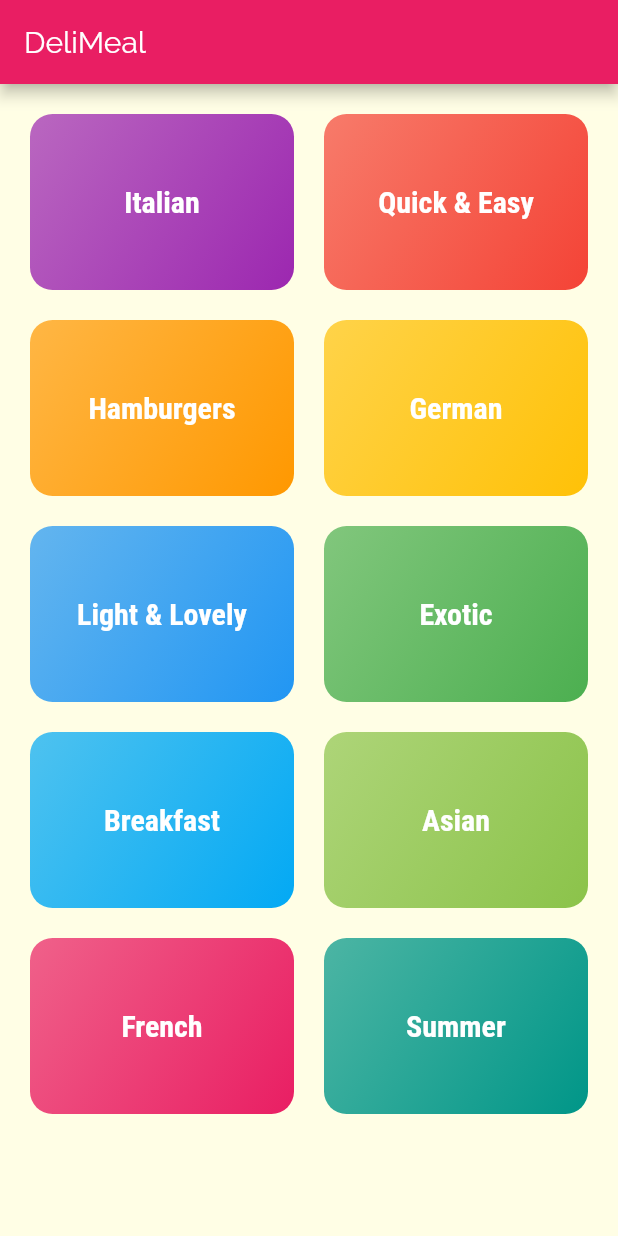
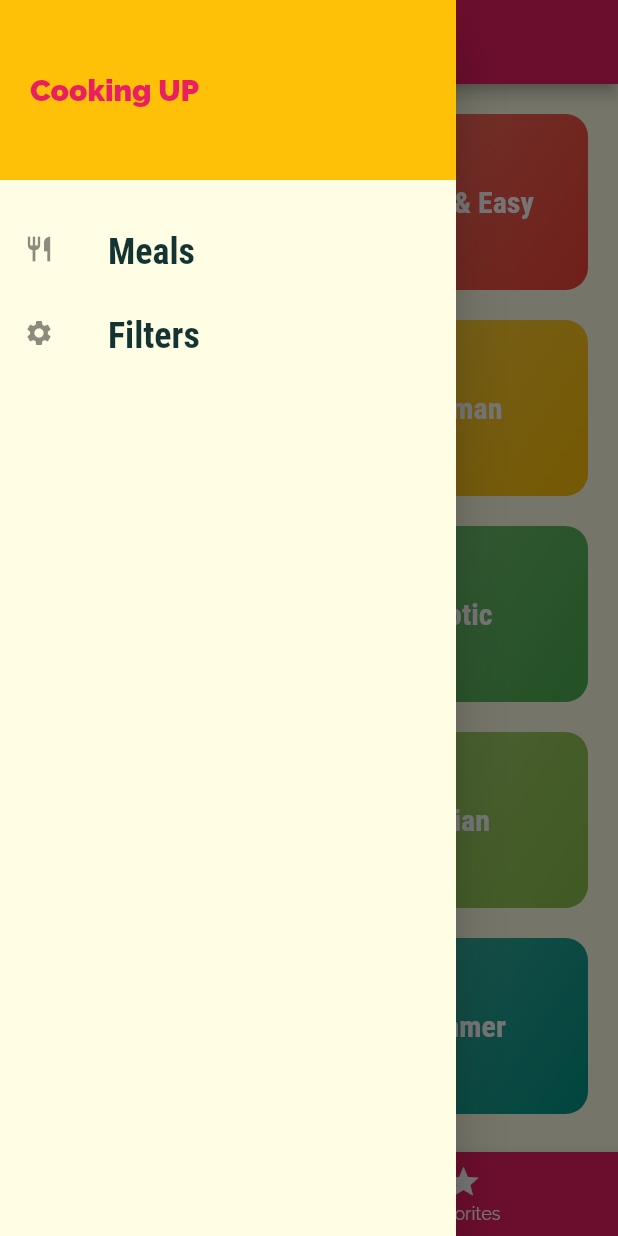
Before and after one commit to Mouhamed-SECK/meals-app, a Flutter app: the screen it shows after launch, with the side drawer open (before the commit the screen has no drawer), on a phone screen of 412 x 824 dp. Run offline on Flutter 3.47's test engine with Material 2 defaults, Android fonts, the phone set to English and light mode, and no system bars; missing offline and left inert: enum_to_string.

Commit message:
feat: add drawer and tabs screen

```diff
--- a/lib/main.dart
+++ b/lib/main.dart
@@ -1,8 +1,10 @@
 import 'package:flutter/material.dart';
 import 'package:meals_app/screens/meal_detail_srceen.dart';
 
+import './screens/tabs_screen.dart';
 import './screens/categories_screen.dart';
 import './screens/category_meals_screen.dart';
+import 'screens/filter_screen.dart';
 
 void main() {
   runApp(MyApp());
@@ -36,9 +38,10 @@ class MyApp extends StatelessWidget {
       // home: CategoriesScreen(),
 
       routes: {
-        '/': (ctx) => CategoriesScreen(),
+        '/': (ctx) => TabsScreen(),
         CategoryMealsScreen.routeName: (ctx) => CategoryMealsScreen(),
         MealDetailScren.routeName: (ctx) => MealDetailScren(),
+        FilterScreen.routeName: (ctx) => FilterScreen(),
       },
       onUnknownRoute: (settings) {
         return MaterialPageRoute(builder: (ctx) => CategoriesScreen());
--- a/lib/screens/categories_screen.dart
+++ b/lib/screens/categories_screen.dart
@@ -9,11 +9,7 @@ class CategoriesScreen extends StatelessWidget {
 
   @override
   Widget build(BuildContext context) {
-    return Scaffold(
-      appBar: AppBar(
-        title: const Text('DeliMeal'),
-      ),
-      body: GridView(
+    return GridView(
       padding: const EdgeInsets.all(20),
       children: DUMMY_CATEGORIES
           .map((catData) =>
@@ -25,7 +21,6 @@ class CategoriesScreen extends StatelessWidget {
         crossAxisSpacing: 20,
         mainAxisSpacing: 20,
       ),
-      ),
     );
   }
 
--- /dev/null
+++ b/lib/screens/tabs_screen.dart
@@ -0,0 +1,56 @@
+import 'package:flutter/material.dart';
+
+import '../widget/main_drawer.dart';
+import './favorites_screens.dart';
+import './categories_screen.dart';
+
+class TabsScreen extends StatefulWidget {
+  @override
+  _TabsScreenState createState() => _TabsScreenState();
+}
+
+class _TabsScreenState extends State<TabsScreen> {
+  final List<Map<String, Object>> _pages = [
+    {'page': CategoriesScreen(), 'title': 'Your Categories'},
+    {'page': FavoritesScreen(), 'title': 'Your Favorites'}
+  ];
+
+  int _selectedPageIndex = 0;
+
+  void _selectPage(int index) {
+    setState(() {
+      _selectedPageIndex = index;
+    });
+  }
+
+  @override
+  Widget build(BuildContext context) {
+    return DefaultTabController(
+      child: Scaffold(
+        appBar: AppBar(
+          title: Text(_pages[_selectedPageIndex]['title']),
+        ),
+        drawer: MainDrawer(),
+        body: _pages[_selectedPageIndex]['page'],
+        bottomNavigationBar: BottomNavigationBar(
+          onTap: _selectPage,
+          backgroundColor: Theme.of(context).primaryColor,
+          unselectedItemColor: Colors.white,
+          selectedItemColor: Theme.of(context).accentColor,
+          currentIndex: _selectedPageIndex,
+          items: [
+            BottomNavigationBarItem(
+              icon: Icon(Icons.category),
+              label: 'Category',
+            ),
+            BottomNavigationBarItem(
+              icon: Icon(Icons.star),
+              label: 'Favorites',
+            ),
+          ],
+        ),
+      ),
+      length: 2,
+    );
+  }
+}
--- /dev/null
+++ b/lib/widget/main_drawer.dart
@@ -0,0 +1,61 @@
+import 'package:flutter/material.dart';
+
+import '../screens/filter_screen.dart';
+
+class MainDrawer extends StatelessWidget {
+  const MainDrawer();
+
+  Widget _buildListTile(String title, IconData iconData, Function tapHandler) {
+    return ListTile(
+      leading: Icon(
+        iconData,
+        size: 20,
+      ),
+      title: Text(
+        title,
+        style: TextStyle(
+          fontFamily: 'RobotoCondensed',
+          fontSize: 24,
+          fontWeight: FontWeight.bold,
+        ),
+      ),
+      onTap: tapHandler,
+    );
+  }
+
+  @override
+  Widget build(BuildContext context) {
+    return Container(
+      child: Drawer(
+        child: Column(
+          children: [
+            Container(
+              height: 120,
+              width: double.infinity,
+              color: Theme.of(context).accentColor,
+              padding: EdgeInsets.all(20),
+              alignment: Alignment.centerLeft,
+              child: Text(
+                'Cooking UP',
+                style: TextStyle(
+                  fontWeight: FontWeight.w900,
+                  fontSize: 20,
+                  color: Theme.of(context).primaryColor,
+                ),
+              ),
+            ),
+            SizedBox(
+              height: 20,
+            ),
+            _buildListTile("Meals", Icons.restaurant, () {
+              Navigator.pushReplacementNamed(context, '/');
+            }),
+            _buildListTile("Filters", Icons.settings, () {
+              Navigator.pushReplacementNamed(context, FilterScreen.routeName);
+            }),
+          ],
+        ),
+      ),
+    );
+  }
+}
```
Also changed, not shown: lib/screens/favorites_screens.dart (added, +12 -0 lines), lib/screens/filter_screen.dart (added, +22 -0 lines), lib/screens/meal_detail_srceen.dart (+72 -2 lines). Lines whose indentation alone changed are shown as unchanged.
